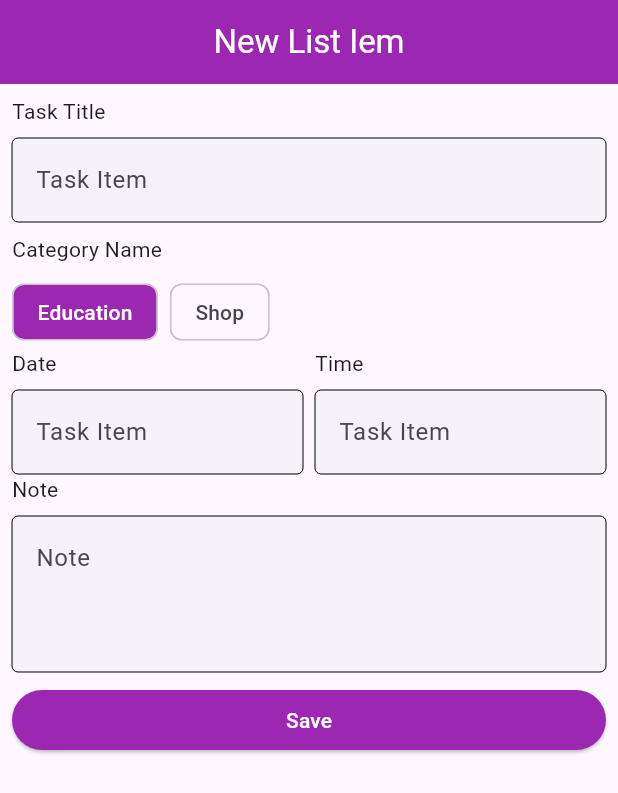
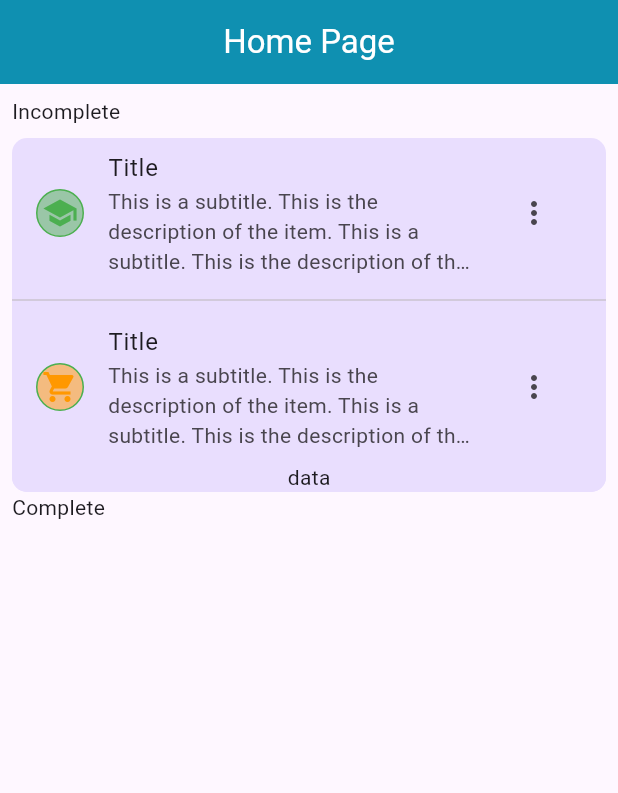
Before and after one commit to bitmonk/flutter7, a Flutter app: the screen it shows after launch, on a phone screen of 412 x 824 dp. Shown: the top 793 px of the screen. Run offline on Flutter 3.47's test engine with Material 3 defaults, Android fonts, the phone set to English and light mode, and no system bars.

Commit message:
list page

```diff
--- /dev/null
+++ b/lib/consta.dart
@@ -0,0 +1,3 @@
+class Utility{
+  static const String APPLICATION_NAME = "TO Do";
+}
--- /dev/null
+++ b/lib/home_screen.dart
@@ -0,0 +1,123 @@
+import 'dart:developer';
+
+import 'package:flutter/material.dart';
+
+class HomeScreen extends StatelessWidget {
+  const HomeScreen({super.key});
+
+  @override
+
+  Widget build(BuildContext context) {
+    return Scaffold(
+      appBar: AppBar(
+        title: Text("Home Page"),
+        centerTitle: true,
+        foregroundColor: Colors.white,
+        backgroundColor: Color.fromARGB(255, 15, 144, 177),
+      ),
+      body: Padding(
+        padding: const EdgeInsets.all(8.0),
+        child: ListView(
+          children: [
+             TextTitle("Incomplete"),
+             Container(
+              decoration: BoxDecoration(
+                borderRadius: BorderRadius.circular(10),
+                color: Color(0XFFe9defe),
+
+              ),
+              child: Column(
+                children:[
+                  TodoListItem("school"),
+                  Container(
+              decoration: BoxDecoration(
+                borderRadius: BorderRadius.circular(10),
+                color: Color(0XFFe9defe),
+
+              ),
+              child: Column(
+                children:[
+                  Divider(),
+                  TodoListItem("market"),
+                  Text("data"),
+                ]
+              )
+             ),
+                ]
+              )
+             ),
+             TextTitle("Complete"),
+          ],
+        ),
+      ),
+    );
+  }
+}
+
+class TodoListItem extends StatelessWidget {
+  final String categoryName;
+  TodoListItem(this.categoryName);
+
+  @override
+  Widget build(BuildContext context) {
+    return ListTile(
+      leading: Container(
+        padding: EdgeInsets.all(3),
+        decoration: BoxDecoration(
+          borderRadius: BorderRadius.circular(360),
+          color: categoryName == "school" ?Colors.green.withOpacity(0.5) : Colors.orange.withOpacity(0.5) ,
+          border: Border.all(color: Colors.green)
+        ),
+        child: Icon(
+          categoryName == "school" ? Icons.school : Icons.shopping_cart,
+          color: categoryName == "school" ? Colors.green : Colors.orange,
+        ),
+      ),
+      trailing:  PopupMenuButton<String>(
+        onSelected: (value) {
+          if (value == 'view') {
+            log("view");
+          } else if (value == 'delete') {
+            // Handle delete action
+          } else if (value == 'mark_as_completed') {
+            // Handle mark as completed action
+          }
+        },
+        itemBuilder: (BuildContext context) => [
+          const PopupMenuItem<String>(
+            value: 'view',
+            child: Text('View'),
+          ),
+          const PopupMenuItem<String>(
+            value: 'delete',
+            child: Text('Delete'),
+          ),
+          const PopupMenuItem<String>(
+            value: 'mark_as_completed',
+            child: Text('Mark as Completed'),
+          ),
+        ],
+      ),
+      title: Text("Title"),
+      subtitle: Text("This is a subtitle. This is the description of the item. This is a subtitle. This is the description of the item. This is a subtitle. This is the description of the item. This is a subtitle. This is the description of the item. ",
+      maxLines: 3,
+      overflow: TextOverflow.ellipsis,
+      ),
+    );
+  }
+}
+
+class TextTitle extends StatelessWidget {
+  final String title;
+  TextTitle(this.title);
+
+  @override
+  Widget build(BuildContext context) {
+    return Padding(
+          padding: const EdgeInsets.only(
+            bottom: 8,
+          ),
+          child: Text(title),
+        );
+  }
+}
--- a/lib/main.dart
+++ b/lib/main.dart
@@ -1,4 +1,5 @@
 import 'package:flutter/material.dart';
+import 'package:sussy/home_screen.dart';
 import 'package:sussy/new_item.dart';
 
 void main() {
@@ -8,31 +9,16 @@ void main() {
 class MyApp extends StatelessWidget {
   const MyApp({super.key});
 
-  // This widget is the root of your application.
+
   @override
   Widget build(BuildContext context) {
     return MaterialApp(
       title: 'syu',
       theme: ThemeData(
-        // This is the theme of your application.
-        //
-        // TRY THIS: Try running your application with "flutter run". You'll see
-        // the application has a purple toolbar. Then, without quitting the app,
-        // try changing the seedColor in the colorScheme below to Colors.green
-        // and then invoke "hot reload" (save your changes or press the "hot
-        // reload" button in a Flutter-supported IDE, or press "r" if you used
-        // the command line to start the app).
-        //
-        // Notice that the counter didn't reset back to zero; the application
-        // state is not lost during the reload. To reset the state, use hot
-        // restart instead.
-        //
-        // This works for code too, not just values: Most code changes can be
-        // tested with just a hot reload.
         colorScheme: ColorScheme.fromSeed(seedColor: Colors.deepPurple),
         useMaterial3: true,
       ),
-      home: NewItem(),
+      home: HomeScreen(),
     );
   }
 }
```
